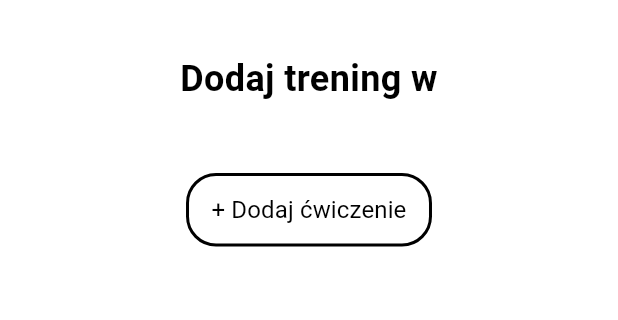
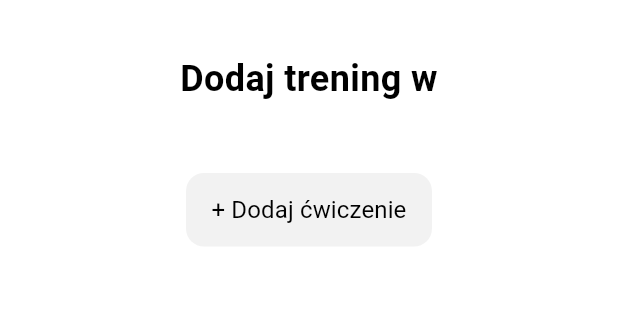
Before and after one commit to stanislawkaczmarek1/LiftDayApp, a Flutter app: the AddFirstWeekPlanView screen opened directly, on a phone screen of 412 x 824 dp, the part 61-381 px from its top. Run offline on Flutter 3.47's test engine with Material 3 defaults, Android fonts, the phone set to English and light mode, and no system bars; our stand-ins replace bloc, flutter_bloc, shared_preferences, sqflite, table_calendar; accounts and stored records are empty.

Commit message:
changes in ui

```diff
--- a/lib/ui_constants/colors.dart
+++ b/lib/ui_constants/colors.dart
@@ -4,7 +4,7 @@ const colorMainBackgroud = Colors.white;
 const colorElements = Colors.black;
 
 const colorSecondaryButton = Colors.black;
-const colorPrimaryButton = Colors.white;
+const colorPrimaryButton = Color.fromARGB(255, 242, 242, 242);
 const colorInactiveButton = Colors.grey;
 const colorAccent = Color.fromARGB(255, 92, 225, 230);
 
--- a/lib/view/config/4_add_first_week_plan_view.dart
+++ b/lib/view/config/4_add_first_week_plan_view.dart
@@ -19,6 +19,27 @@ class _AddFirstWeekPlanViewState extends State<AddFirstWeekPlanView> {
   Key _exerciseTableKey = UniqueKey();
   late SimpleExerciseTable _exerciseTable;
   List<String> exercises = [];
+
+  String _getPolishDayAbbreviation(String dayOfWeek) {
+    switch (dayOfWeek) {
+      case 'Monday':
+        return 'Pon';
+      case 'Tuesday':
+        return 'Wt';
+      case 'Wednesday':
+        return 'Śr';
+      case 'Thursday':
+        return 'Czw';
+      case 'Friday':
+        return 'Pt';
+      case 'Saturday':
+        return 'Sob';
+      case 'Sunday':
+        return 'Ndz';
+      default:
+        return dayOfWeek;
+    }
+  }
 
   @override
   void initState() {
@@ -97,7 +118,7 @@ class _AddFirstWeekPlanViewState extends State<AddFirstWeekPlanView> {
                   Padding(
                     padding: const EdgeInsets.all(20.0),
                     child: Text(
-                      'Dodaj trening w $dayOfWeek',
+                      'Dodaj trening w ${_getPolishDayAbbreviation(dayOfWeek)}',
                       style: const TextStyle(
                           fontSize: 24, fontWeight: FontWeight.bold),
                       textAlign: TextAlign.center,
--- a/lib/view/widgets/exercise_table.dart
+++ b/lib/view/widgets/exercise_table.dart
@@ -422,8 +422,11 @@ class _ExerciseCardState extends State<ExerciseCard> {
                         onPressed: () => _addSet(++_setCounter),
                         style: TextButton.styleFrom(
                           elevation: 3.0,
-                          backgroundColor: colorPrimaryButton,
+                          backgroundColor: colorMainBackgroud,
                           foregroundColor: colorSecondaryButton,
+                          shape: RoundedRectangleBorder(
+                            borderRadius: BorderRadius.circular(12),
+                          ),
                         ),
                         child: const Padding(
                           padding: EdgeInsets.all(5.0),
--- a/lib/view/widgets/ui_elements.dart
+++ b/lib/view/widgets/ui_elements.dart
@@ -7,11 +7,13 @@ TextButton normalButton(String text, OnPressedFunction onPressed) {
   return TextButton(
     onPressed: onPressed,
     style: TextButton.styleFrom(
-        elevation: 3.0,
-        backgroundColor: colorPrimaryButton,
-        foregroundColor: colorSecondaryButton,
-        side: const BorderSide(width: 2.0, color: colorSecondaryButton),
-        shape: RoundedRectangleBorder(borderRadius: BorderRadius.circular(20))),
+      elevation: 3.0,
+      backgroundColor: colorPrimaryButton,
+      foregroundColor: colorSecondaryButton,
+      shape: RoundedRectangleBorder(
+        borderRadius: BorderRadius.circular(12),
+      ),
+    ),
     child: Padding(
       padding: const EdgeInsets.all(5.0),
       child: Text(
```
Also changed, not shown: lib/view/config/3_choose_training_days_view.dart (+11 -1 lines), lib/view/main_view.dart (+4 -10 lines), lib/view/pages/plans_pages.dart (+119 -1 lines).
